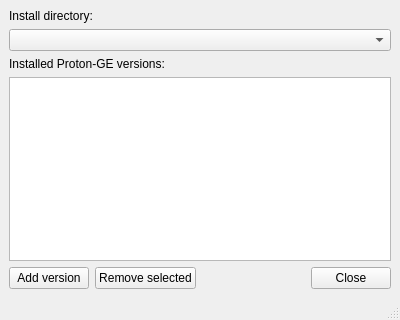
This is ui/protonup_mainwindow.ui in DavidoTek/ProtonUp-Qt as Qt 5 draws it before an edit. The edited form follows.
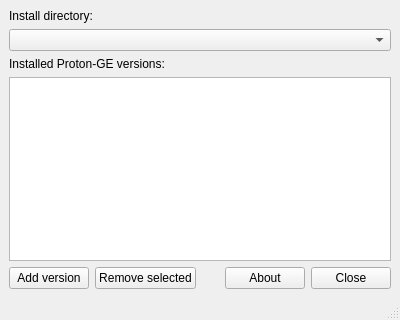
This is the edited form.

Commit message: Add About dialog

The edit to the form file:
```diff
--- a/ui/protonup_mainwindow.ui
+++ b/ui/protonup_mainwindow.ui
@@ -85,6 +85,13 @@
         </property>
        </spacer>
       </item>
+      <item>
+       <widget class="QPushButton" name="btnAbout">
+        <property name="text">
+         <string>About</string>
+        </property>
+       </widget>
+      </item>
       <item>
        <widget class="QPushButton" name="btnClose">
         <property name="text">
```
The commit also changes 1 other file.
